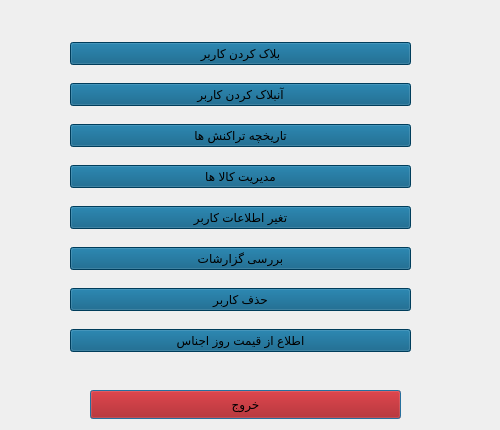
AP-projects-4001/alsa, file menu/admin.ui: the form before one commit.
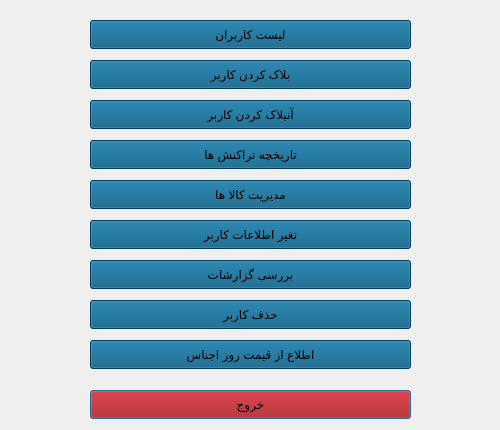
The form after the commit. Icons and pictures are not drawn.

Diff of the .ui file:
```diff
--- a/menu/admin.ui
+++ b/menu/admin.ui
@@ -42,7 +42,7 @@
     <rect>
      <x>90</x>
      <y>390</y>
-     <width>311</width>
+     <width>321</width>
      <height>29</height>
     </rect>
    </property>
@@ -55,18 +55,33 @@
     <string>خروج</string>
    </property>
   </widget>
-  <widget class="QWidget" name="">
+  <widget class="QPushButton" name="pushButton_10">
    <property name="geometry">
     <rect>
-     <x>70</x>
-     <y>30</y>
-     <width>341</width>
-     <height>341</height>
+     <x>90</x>
+     <y>20</y>
+     <width>321</width>
+     <height>29</height>
     </rect>
    </property>
-   <layout class="QVBoxLayout" name="verticalLayout">
-    <item>
+   <property name="styleSheet">
+    <string notr="true">background-image: url();
+color: rgb(0, 0, 0);
+background-color: rgb(0, 85, 127);</string>
+   </property>
+   <property name="text">
+    <string>لیست کاربران</string>
+   </property>
+  </widget>
      <widget class="QPushButton" name="pushButton">
+   <property name="geometry">
+    <rect>
+     <x>90</x>
+     <y>60</y>
+     <width>321</width>
+     <height>29</height>
+    </rect>
+   </property>
       <property name="sizePolicy">
        <sizepolicy hsizetype="Minimum" vsizetype="Fixed">
         <horstretch>0</horstretch>
@@ -88,9 +103,15 @@
        <string>بلاک کردن کاربر</string>
       </property>
      </widget>
-    </item>
-    <item>
      <widget class="QPushButton" name="pushButton_2">
+   <property name="geometry">
+    <rect>
+     <x>90</x>
+     <y>100</y>
+     <width>321</width>
+     <height>29</height>
+    </rect>
+   </property>
       <property name="styleSheet">
        <string notr="true">background-image: url();
 color: rgb(0, 0, 0);
@@ -100,9 +121,15 @@
        <string>آنبلاک کردن کاربر</string>
       </property>
      </widget>
-    </item>
-    <item>
      <widget class="QPushButton" name="pushButton_5">
+   <property name="geometry">
+    <rect>
+     <x>90</x>
+     <y>140</y>
+     <width>321</width>
+     <height>29</height>
+    </rect>
+   </property>
       <property name="styleSheet">
        <string notr="true">background-image: url();
 color: rgb(0, 0, 0);
@@ -112,9 +139,15 @@
        <string>تاریخچه تراکنش ها</string>
       </property>
      </widget>
-    </item>
-    <item>
      <widget class="QPushButton" name="pushButton_6">
+   <property name="geometry">
+    <rect>
+     <x>90</x>
+     <y>180</y>
+     <width>321</width>
+     <height>29</height>
+    </rect>
+   </property>
       <property name="styleSheet">
        <string notr="true">background-image: url();
 color: rgb(0, 0, 0);
@@ -124,9 +157,15 @@
        <string>مدیریت کالا ها</string>
       </property>
      </widget>
-    </item>
-    <item>
      <widget class="QPushButton" name="pushButton_3">
+   <property name="geometry">
+    <rect>
+     <x>90</x>
+     <y>220</y>
+     <width>321</width>
+     <height>29</height>
+    </rect>
+   </property>
       <property name="styleSheet">
        <string notr="true">background-image: url();
 color: rgb(0, 0, 0);
@@ -136,9 +175,15 @@
        <string>تغیر اطلاعات کاربر</string>
       </property>
      </widget>
-    </item>
-    <item>
      <widget class="QPushButton" name="pushButton_7">
+   <property name="geometry">
+    <rect>
+     <x>90</x>
+     <y>260</y>
+     <width>321</width>
+     <height>29</height>
+    </rect>
+   </property>
       <property name="styleSheet">
        <string notr="true">background-image: url();
 color: rgb(0, 0, 0);
@@ -148,21 +193,15 @@
        <string>بررسی گزارشات</string>
       </property>
      </widget>
-    </item>
-    <item>
-     <widget class="QPushButton" name="pushButton_4">
-      <property name="styleSheet">
-       <string notr="true">background-image: url();
-color: rgb(0, 0, 0);
-background-color: rgb(0, 85, 127);</string>
-      </property>
-      <property name="text">
-       <string>حذف کاربر</string>
-      </property>
-     </widget>
-    </item>
-    <item>
      <widget class="QPushButton" name="pushButton_9">
+   <property name="geometry">
+    <rect>
+     <x>90</x>
+     <y>340</y>
+     <width>321</width>
+     <height>29</height>
+    </rect>
+   </property>
       <property name="styleSheet">
        <string notr="true">background-image: url();
 color: rgb(0, 0, 0);
@@ -172,8 +211,23 @@
        <string>اطلاع از قیمت روز اجناس</string>
       </property>
      </widget>
-    </item>
-   </layout>
+  <widget class="QPushButton" name="pushButton_4">
+   <property name="geometry">
+    <rect>
+     <x>90</x>
+     <y>300</y>
+     <width>321</width>
+     <height>29</height>
+    </rect>
+   </property>
+   <property name="styleSheet">
+    <string notr="true">background-image: url();
+color: rgb(0, 0, 0);
+background-color: rgb(0, 85, 127);</string>
+   </property>
+   <property name="text">
+    <string>حذف کاربر</string>
+   </property>
   </widget>
  </widget>
  <resources/>
```
Lines whose indentation alone changed are shown as unchanged.
